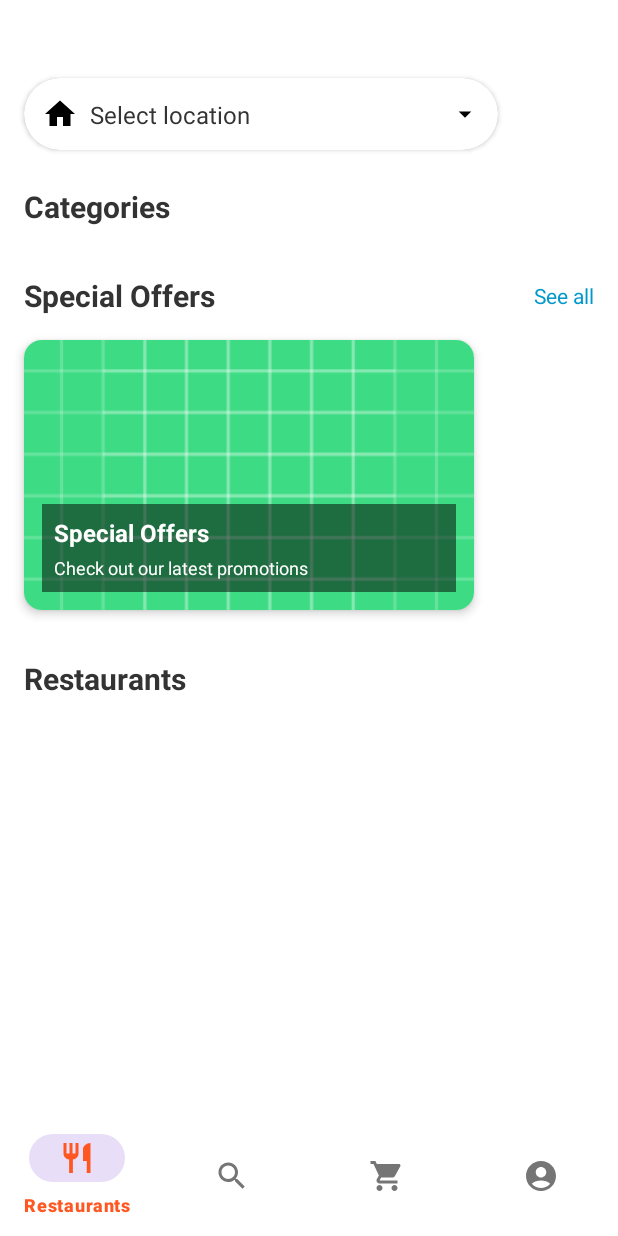
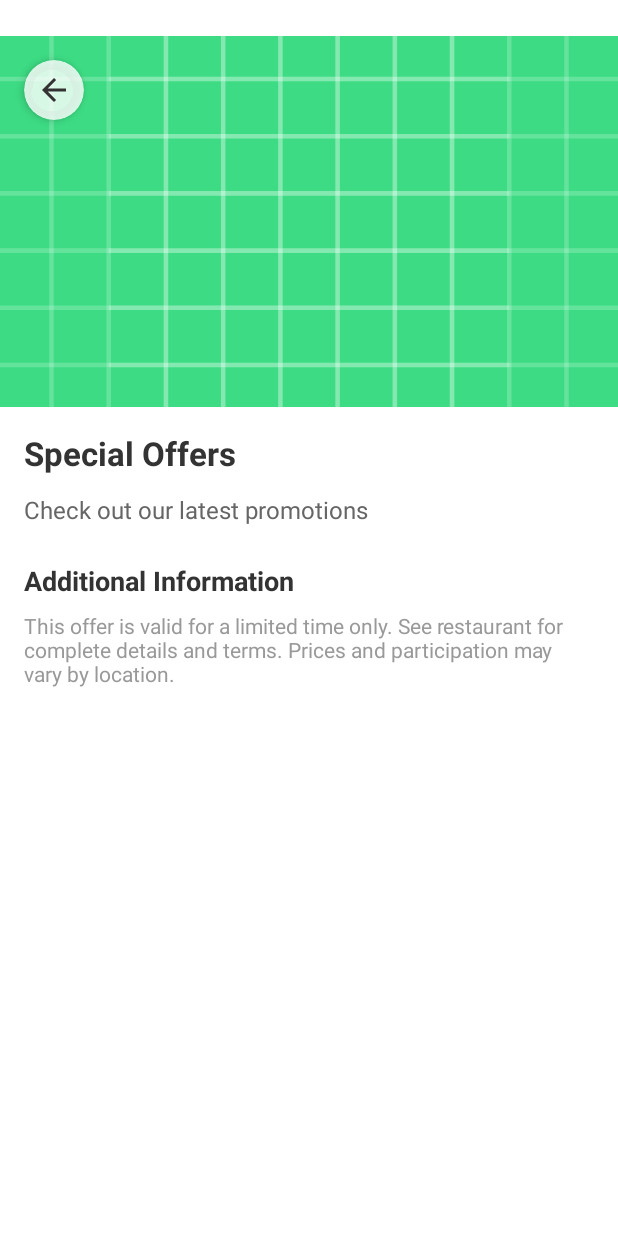
Before and after one commit to Dav1tGegesh1dze/TbcFinalProject, an Android app: the screen it shows after launch (MainActivity), after a tap on "Special Offers", on a phone screen of 412 x 824 dp. Run offline under Robolectric (Android 15) with nearby library versions, the phone set to English and light mode, and no system bars; our stand-ins replace CircleImageView, Dagger/Hilt's generated code, Room's generated code, navigation-ui; libraries missing offline, so code that uses them is left out: com.jakewharton.retrofit2; pictures from the network do not load.

Commit message:
Added adDetails Fragment which shows restaurant deals

```diff
--- a/app/src/main/java/com/example/middlecourseproject/data/restaurant/api/RestaurantApi.kt
+++ b/app/src/main/java/com/example/middlecourseproject/data/restaurant/api/RestaurantApi.kt
@@ -8,6 +8,6 @@ interface RestaurantApi {
     @GET("75dae8de-55a0-4288-a574-bc91a9be52e2")
     suspend fun getRestaurants(): List<RestaurantDto>
 
-    @GET("7aefc786-1e06-4b6c-87a6-20c1ba7a947f")
+    @GET("1a8ccfa6-99d0-4b7b-81f5-9465eb64f871")
     suspend fun getAdBanners(): AdBannersResponse
 }
--- a/app/src/main/java/com/example/middlecourseproject/domain/restaurant/model/AdBanner.kt
+++ b/app/src/main/java/com/example/middlecourseproject/domain/restaurant/model/AdBanner.kt
@@ -1,6 +1,9 @@
 package com.example.middlecourseproject.domain.restaurant.model
 
+import android.os.Parcelable
+import kotlinx.parcelize.Parcelize
 
+@Parcelize
 data class AdBanner(
     val id: String,
     val title: String,
@@ -11,4 +14,4 @@ data class AdBanner(
     val actionType: String,
     val actionTarget: String,
     val backgroundColor: String? = null
-)
+): Parcelable
--- a/app/src/main/java/com/example/middlecourseproject/presentation/base/MainActivity.kt
+++ b/app/src/main/java/com/example/middlecourseproject/presentation/base/MainActivity.kt
@@ -81,7 +81,7 @@ class MainActivity : AppCompatActivity() {
             //change another way cause else Is only 4 fragments other may become more
             when (destination.id) {
                 R.id.loginFragment, R.id.registerFragment,
-                R.id.otpValidation, R.id.detailsFragment,
+                R.id.otpValidation, R.id.detailsFragment, R.id.adDetailFragment,
                 R.id.checkoutFragment, R.id.orderConfirmationFragment, R.id.paymentFragment-> {
                     bottomNavigationView.visibility = View.GONE
                 }
--- a/app/src/main/java/com/example/middlecourseproject/presentation/restaurant/adapter/AdAdapter.kt
+++ /dev/null
@@ -1,116 +0,0 @@
-package com.example.middlecourseproject.presentation.restaurant.adapter
-
-import android.view.LayoutInflater
-import android.view.View
-import android.view.ViewGroup
-import androidx.core.graphics.toColorInt
-import androidx.recyclerview.widget.DiffUtil
-import androidx.recyclerview.widget.ListAdapter
-import androidx.recyclerview.widget.RecyclerView
-import com.bumptech.glide.Glide
-import com.bumptech.glide.load.resource.drawable.DrawableTransitionOptions
-import com.example.middlecourseproject.R
-import com.example.middlecourseproject.databinding.ItemAdBannerBinding
-import com.example.middlecourseproject.domain.restaurant.model.AdBanner
-
-class AdBannerAdapter(
-    private val onAdClicked: (AdBanner) -> Unit
-) : ListAdapter<AdBanner, AdBannerAdapter.AdBannerViewHolder>(AdBannerDiffCallback()) {
-
-    override fun onCreateViewHolder(parent: ViewGroup, viewType: Int): AdBannerViewHolder {
-        val binding = ItemAdBannerBinding.inflate(
-            LayoutInflater.from(parent.context),
-            parent,
-            false
-        )
-        return AdBannerViewHolder(binding)
-    }
-
-    override fun onBindViewHolder(holder: AdBannerViewHolder, position: Int) {
-        val adBanner = getItem(position)
-        holder.bind(adBanner)
-    }
-
-    inner class AdBannerViewHolder(
-        private val binding: ItemAdBannerBinding
-    ) : RecyclerView.ViewHolder(binding.root) {
-
-        init {
-            binding.root.setOnClickListener {
-                val position = bindingAdapterPosition
-                if (position != RecyclerView.NO_POSITION) {
-                    val adBanner = getItem(position)
-                    onAdClicked(adBanner)
-                }
-            }
-        }
-
-        fun bind(adBanner: AdBanner) {
-            binding.tvAdTitle.text = adBanner.title
-            binding.tvAdDescription.text = adBanner.description
-
-            // Set background color if available
-            adBanner.backgroundColor?.let { colorString ->
-                try {
-                    binding.adBannerBackground.setBackgroundColor(colorString.toColorInt())
-                } catch (e: Exception) {
-                    // Use default background if color parsing fails
-                    binding.adBannerBackground.setBackgroundResource(R.color.white)
-                }
-            }
-
-            // Handle different media types
-            when (adBanner.mediaType) {
-                "image", "gif" -> {
-                    binding.ivAdImage.visibility = View.VISIBLE
-                    binding.videoAdContainer.visibility = View.GONE
-
-                    Glide.with(binding.root.context)
-                        .load(adBanner.mediaUrl)
-                        .centerCrop()
-                        .transition(DrawableTransitionOptions.withCrossFade())
-                        .placeholder(R.drawable.ic_launcher_background)
-                        .error(R.drawable.ic_launcher_background)
-                        .into(binding.ivAdImage)
-                }
-                "video" -> {
-                    binding.ivAdImage.visibility = View.GONE
-                    binding.videoAdContainer.visibility = View.VISIBLE
-
-                    // For video thumbnails, we'll just show the thumbnail image for now
-                    // In a real implementation, you'd initialize a video player here
-                    Glide.with(binding.root.context)
-                        .load(adBanner.thumbnailUrl ?: adBanner.mediaUrl)
-                        .centerCrop()
-                        .placeholder(R.drawable.ic_launcher_background)
-                        .error(R.drawable.ic_launcher_background)
-                        .into(binding.videoThumbnail)
-
-                    binding.playButton.visibility = View.VISIBLE
-                }
-                else -> {
-                    // Fallback to image
-                    binding.ivAdImage.visibility = View.VISIBLE
-                    binding.videoAdContainer.visibility = View.GONE
-
-                    Glide.with(binding.root.context)
-                        .load(adBanner.mediaUrl)
-                        .centerCrop()
-                        .placeholder(R.drawable.ic_launcher_background)
-                        .error(R.drawable.ic_launcher_background)
-                        .into(binding.ivAdImage)
-                }
-            }
-        }
-    }
-
-    private class AdBannerDiffCallback : DiffUtil.ItemCallback<AdBanner>() {
-        override fun areItemsTheSame(oldItem: AdBanner, newItem: AdBanner): Boolean {
-            return oldItem.id == newItem.id
-        }
-
-        override fun areContentsTheSame(oldItem: AdBanner, newItem: AdBanner): Boolean {
-            return oldItem == newItem
-        }
-    }
-}
--- /dev/null
+++ b/app/src/main/java/com/example/middlecourseproject/presentation/restaurant/adapter/AdBannerAdapter.kt
@@ -0,0 +1,117 @@
+package com.example.middlecourseproject.presentation.restaurant.adapter
+
+import android.view.LayoutInflater
+import android.view.View
+import android.view.ViewGroup
+import androidx.core.graphics.toColorInt
+import androidx.recyclerview.widget.DiffUtil
+import androidx.recyclerview.widget.ListAdapter
+import androidx.recyclerview.widget.RecyclerView
+import com.bumptech.glide.Glide
+import com.bumptech.glide.load.resource.drawable.DrawableTransitionOptions
+import com.example.middlecourseproject.R
+import com.example.middlecourseproject.databinding.ItemAdBannerBinding
+import com.example.middlecourseproject.domain.restaurant.model.AdBanner
+
+class AdBannerAdapter(
+    private val onAdClicked: (AdBanner) -> Unit
+) : ListAdapter<AdBanner, AdBannerAdapter.AdBannerViewHolder>(AdBannerDiffCallback()) {
+
+    override fun onCreateViewHolder(parent: ViewGroup, viewType: Int): AdBannerViewHolder {
+        val binding = ItemAdBannerBinding.inflate(
+            LayoutInflater.from(parent.context),
+            parent,
+            false
+        )
+        return AdBannerViewHolder(binding)
+    }
+
+    override fun onBindViewHolder(holder: AdBannerViewHolder, position: Int) {
+        val adBanner = getItem(position)
+        holder.bind(adBanner)
+    }
+
+    inner class AdBannerViewHolder(
+        private val binding: ItemAdBannerBinding
+    ) : RecyclerView.ViewHolder(binding.root) {
+
+        init {
+            binding.root.setOnClickListener {
+                val position = bindingAdapterPosition
+                if (position != RecyclerView.NO_POSITION) {
+                    val adBanner = getItem(position)
+                    onAdClicked(adBanner)  // Pass the entire AdBanner object
+                }
+            }
+        }
+
+        fun bind(adBanner: AdBanner) {
+            binding.tvAdTitle.text = adBanner.title
+
+            // Remove the description - just show title
+            binding.tvAdDescription.visibility = View.GONE
+
+            // Set background color if available
+            adBanner.backgroundColor?.let { colorString ->
+                try {
+                    binding.adBannerBackground.setBackgroundColor(colorString.toColorInt())
+                } catch (e: Exception) {
+                    // Use default background if color parsing fails
+                    binding.adBannerBackground.setBackgroundResource(R.color.white)
+                }
+            }
+
+            // Handle different media types
+            when (adBanner.mediaType) {
+                "image", "gif" -> {
+                    binding.ivAdImage.visibility = View.VISIBLE
+                    binding.videoAdContainer.visibility = View.GONE
+
+                    Glide.with(binding.root.context)
+                        .load(adBanner.mediaUrl)
+                        .centerCrop()
+                        .transition(DrawableTransitionOptions.withCrossFade())
+                        .placeholder(R.drawable.ic_launcher_background)
+                        .error(R.drawable.ic_launcher_background)
+                        .into(binding.ivAdImage)
+                }
+                "video" -> {
+                    binding.ivAdImage.visibility = View.GONE
+                    binding.videoAdContainer.visibility = View.VISIBLE
+
+                    // For video thumbnails, we'll just show the thumbnail image for now
+                    Glide.with(binding.root.context)
+                        .load(adBanner.thumbnailUrl ?: adBanner.mediaUrl)
+                        .centerCrop()
+                        .placeholder(R.drawable.ic_launcher_background)
+                        .error(R.drawable.ic_launcher_background)
+                        .into(binding.videoThumbnail)
+
+                    binding.playButton.visibility = View.VISIBLE
+                }
+                else -> {
+                    // Fallback to image
+                    binding.ivAdImage.visibility = View.VISIBLE
+                    binding.videoAdContainer.visibility = View.GONE
+
+                    Glide.with(binding.root.context)
+                        .load(adBanner.mediaUrl)
+                        .centerCrop()
+                        .placeholder(R.drawable.ic_launcher_background)
+                        .error(R.drawable.ic_launcher_background)
+                        .into(binding.ivAdImage)
+                }
+            }
+        }
+    }
+
+    private class AdBannerDiffCallback : DiffUtil.ItemCallback<AdBanner>() {
+        override fun areItemsTheSame(oldItem: AdBanner, newItem: AdBanner): Boolean {
+            return oldItem.id == newItem.id
+        }
+
+        override fun areContentsTheSame(oldItem: AdBanner, newItem: AdBanner): Boolean {
+            return oldItem == newItem
+        }
+    }
+}
--- /dev/null
+++ b/app/src/main/java/com/example/middlecourseproject/presentation/restaurant/fragment/AdDetailFragment.kt
@@ -0,0 +1,54 @@
+package com.example.middlecourseproject.presentation.restaurant.fragment
+
+import android.os.Bundle
+import android.view.View
+import androidx.navigation.fragment.findNavController
+import androidx.navigation.fragment.navArgs
+import com.bumptech.glide.Glide
+import com.example.middlecourseproject.R
+import com.example.middlecourseproject.databinding.FragmentAdDetailBinding
+import com.example.middlecourseproject.presentation.base.BaseFragment
+import dagger.hilt.android.AndroidEntryPoint
+
+@AndroidEntryPoint
+class AdDetailFragment : BaseFragment<FragmentAdDetailBinding>(
+    FragmentAdDetailBinding::inflate
+) {
+    private val args: AdDetailFragmentArgs by navArgs()
+
+    override fun onViewCreated(view: View, savedInstanceState: Bundle?) {
+        super.onViewCreated(view, savedInstanceState)
+    }
+
+    override fun start() {
+        setupUI()
+        setupBackButton()
+    }
+
+    private fun setupUI() {
+        val adBanner = args.adBanner
+
+        // Set title and description
+        binding.tvAdTitle.text = adBanner.title
+        binding.tvAdDescription.text = adBanner.description
+
+        // Hide the action button since we don't want it to be clickable
+        binding.btnAction.visibility = View.GONE
+
+        // Show static image
+        binding.ivAdImage.visibility = View.VISIBLE
+        binding.videoContainer.visibility = View.GONE
+
+        // Load image - keep it simple
+        Glide.with(requireContext())
+            .load(adBanner.thumbnailUrl ?: adBanner.mediaUrl)
+            .placeholder(R.drawable.ic_launcher_background)
+            .into(binding.ivAdImage)
+    }
+
+    private fun setupBackButton() {
+        binding.btnBack.setOnClickListener {
+            findNavController().navigateUp()
+        }
+    }
+}
--- a/app/src/main/java/com/example/middlecourseproject/presentation/restaurant/fragment/RestaurantFragment.kt
+++ b/app/src/main/java/com/example/middlecourseproject/presentation/restaurant/fragment/RestaurantFragment.kt
@@ -7,6 +7,7 @@ import android.os.Build
 import android.os.Bundle
 import android.os.Handler
 import android.os.Looper
+import android.util.Log
 import android.view.View
 import android.widget.Toast
 import androidx.activity.result.contract.ActivityResultContracts
@@ -219,45 +220,14 @@ class RestaurantFragment : BaseFragment<FragmentRestaurantBinding>(
         }
     }
 
+
     private fun handleAdBannerClick(adBanner: AdBanner) {
-        // Handle different action types
-        when (adBanner.actionType) {
-            "restaurant" -> {
-                // Navigate to restaurant details
-                val restaurantId = adBanner.actionTarget
-                viewModel.onEvent(RestaurantEvent.RestaurantSelected(restaurantId))
-            }
-            "category" -> {
-                // Navigate to category
-                val categoryId = adBanner.actionTarget
-                viewModel.onEvent(RestaurantEvent.CategorySelected(categoryId))
-            }
-            "promo" -> {
-                // Handle promo code or special offer
-                Toast.makeText(
-                    requireContext(),
-                    "Promo applied: ${adBanner.title}",
-                    Toast.LENGTH_SHORT
-                ).show()
-                // You might want to pass the promo code to a service or viewmodel
-            }
-            "collection" -> {
-                // Navigate to a collection (future feature)
-                Toast.makeText(
-                    requireContext(),
-                    "Viewing collection: ${adBanner.title}",
-                    Toast.LENGTH_SHORT
-                ).show()
-            }
-            else -> {
-                // Default action - just show details
-                Toast.makeText(
-                    requireContext(),
-                    adBanner.description,
-                    Toast.LENGTH_LONG
-                ).show()
-            }
-        }
+        // Tell the ViewModel about the selection if needed
+        viewModel.onEvent(RestaurantEvent.AdBannerSelected(adBanner.id))
+
+        // Use the generated NavDirections class
+        val action = RestaurantFragmentDirections.actionRestaurantFragmentToAdDetailFragment(adBanner)
+        findNavController().navigate(action)
     }
 
     private fun showLocationBottomSheet() {
--- a/app/src/main/java/com/example/middlecourseproject/presentation/restaurant/viewmodel/RestaurantViewModel.kt
+++ b/app/src/main/java/com/example/middlecourseproject/presentation/restaurant/viewmodel/RestaurantViewModel.kt
@@ -57,18 +57,8 @@ class RestaurantViewModel @Inject constructor(
             }
 
             is RestaurantEvent.AdBannerSelected -> {
-                // Handle ad banner click here
-                val adBanner = _state.value.adBanners.find { it.id == event.adId }
-                adBanner?.let { banner ->
-                    when (banner.actionType) {
-                        "restaurant" -> {
-                            // If the action type is restaurant, we can use the actionTarget as restaurantId
-                            val restaurantId = banner.actionTarget
-                            // Future implementation: Navigate to restaurant details
-                        }
-                        // Handle other action types as needed
-                    }
-                }
+                // Do nothing - we only want to display the details
+                // The navigation to the detail screen is handled directly in the fragment
             }
 
             is RestaurantEvent.LocationUpdated -> {
--- /dev/null
+++ b/app/src/main/res/layout/fragment_ad_detail.xml
@@ -0,0 +1,152 @@
+<?xml version="1.0" encoding="utf-8"?>
+<androidx.constraintlayout.widget.ConstraintLayout xmlns:android="http://schemas.android.com/apk/res/android"
+    xmlns:app="http://schemas.android.com/apk/res-auto"
+    xmlns:tools="http://schemas.android.com/tools"
+    android:layout_width="match_parent"
+    android:layout_height="match_parent"
+    android:background="@android:color/white">
+
+    <!-- Status Bar Space - this will push content down -->
+    <Space
+        android:id="@+id/statusBarSpace"
+        android:layout_width="match_parent"
+        android:layout_height="24dp"
+        app:layout_constraintTop_toTopOf="parent"/>
+
+    <!-- Main Image View - now below the space -->
+    <ImageView
+        android:id="@+id/ivAdImage"
+        android:layout_width="match_parent"
+        android:layout_height="0dp"
+        android:scaleType="centerCrop"
+        android:background="#EEEEEE"
+        app:layout_constraintHeight_percent="0.3"
+        app:layout_constraintEnd_toEndOf="parent"
+        app:layout_constraintStart_toStartOf="parent"
+        app:layout_constraintTop_toBottomOf="@id/statusBarSpace" />
+
+    <!-- Video Container -->
+    <FrameLayout
+        android:id="@+id/videoContainer"
+        android:layout_width="match_parent"
+        android:layout_height="0dp"
+        android:visibility="gone"
+        app:layout_constraintHeight_percent="0.3"
+        app:layout_constraintEnd_toEndOf="parent"
+        app:layout_constraintStart_toStartOf="parent"
+        app:layout_constraintTop_toBottomOf="@id/statusBarSpace">
+
+        <!-- Video Thumbnail -->
+        <ImageView
+            android:id="@+id/videoThumbnail"
+            android:layout_width="match_parent"
+            android:layout_height="match_parent"
+            android:scaleType="centerCrop" />
+
+        <!-- Play Button -->
+        <ImageButton
+            android:id="@+id/btnPlay"
+            android:layout_width="60dp"
+            android:layout_height="60dp"
+            android:layout_gravity="center"
+            android:background="@android:drawable/dialog_holo_light_frame"
+            android:contentDescription="Play video"
+            android:padding="8dp"
+            android:src="@android:drawable/ic_media_play"
+            android:tint="@android:color/white" />
+    </FrameLayout>
+
+    <!-- Back button with circular background -->
+    <androidx.cardview.widget.CardView
+        android:id="@+id/btnBack"
+        android:layout_width="40dp"
+        android:layout_height="40dp"
+        android:layout_margin="16dp"
+        android:clickable="true"
+        android:focusable="true"
+        android:foreground="?android:attr/selectableItemBackground"
+        app:cardBackgroundColor="#CCFFFFFF"
+        app:cardCornerRadius="20dp"
+        app:cardElevation="4dp"
+        app:layout_constraintStart_toStartOf="parent"
+        app:layout_constraintTop_toBottomOf="@id/statusBarSpace">
+
+        <ImageView
+            android:layout_width="24dp"
+            android:layout_height="24dp"
+            android:layout_gravity="center"
+            android:src="@drawable/ic_arrow_back"
+            android:tint="#333333" />
+    </androidx.cardview.widget.CardView>
+
+    <!-- Content -->
+    <androidx.core.widget.NestedScrollView
+        android:layout_width="match_parent"
+        android:layout_height="0dp"
+        app:layout_constraintBottom_toBottomOf="parent"
+        app:layout_constraintEnd_toEndOf="parent"
+        app:layout_constraintStart_toStartOf="parent"
+        app:layout_constraintTop_toBottomOf="@id/ivAdImage">
+
+        <LinearLayout
+            android:layout_width="match_parent"
+            android:layout_height="wrap_content"
+            android:orientation="vertical"
+            android:padding="16dp">
+
+            <!-- Title -->
+            <TextView
+                android:id="@+id/tvAdTitle"
+                android:layout_width="match_parent"
+                android:layout_height="wrap_content"
+                android:textColor="#333333"
+                android:textSize="22sp"
+                android:textStyle="bold"
+                tools:text="Taco Fiesta Time 🌮" />
+
+            <!-- Description -->
+            <TextView
+                android:id="@+id/tvAdDescription"
+                android:layout_width="match_parent"
+                android:layout_height="wrap_content"
+                android:layout_marginTop="12dp"
+                android:lineSpacingExtra="4dp"
+                android:textColor="#666666"
+                android:textSize="16sp"
+                tools:text="Craving bold flavors? Try our new taco collection – spicy, savory, and made to order. It's a fiesta in every bite!" />
+
+            <!-- Action Button -->
+            <com.google.android.material.button.MaterialButton
+                android:id="@+id/btnAction"
+                android:layout_width="match_parent"
+                android:layout_height="wrap_content"
+                android:layout_marginTop="20dp"
+                android:paddingVertical="12dp"
+                android:text="Get This Offer"
+                android:textAllCaps="false"
+                android:textSize="16sp"
+                android:visibility="gone"
+                app:cornerRadius="8dp" />
+
+            <!-- Terms and Conditions -->
+            <TextView
+                android:id="@+id/tvTermsTitle"
+                android:layout_width="match_parent"
+                android:layout_height="wrap_content"
+                android:layout_marginTop="24dp"
+                android:text="Additional Information"
+                android:textColor="#333333"
+                android:textSize="18sp"
+                android:textStyle="bold" />
+
+            <TextView
+                android:id="@+id/tvTerms"
+                android:layout_width="match_parent"
+                android:layout_height="wrap_content"
+                android:layout_marginTop="8dp"
+                android:text="This offer is valid for a limited time only. See restaurant for complete details and terms. Prices and participation may vary by location."
+                android:textColor="#999999"
+                android:textSize="14sp" />
+        </LinearLayout>
+    </androidx.core.widget.NestedScrollView>
+</androidx.constraintlayout.widget.ConstraintLayout>
--- a/app/src/main/res/navigation/nav_graph.xml
+++ b/app/src/main/res/navigation/nav_graph.xml
@@ -79,6 +79,9 @@
         <action
             android:id="@+id/action_restaurantFragment_to_orderConfirmationFragment"
             app:destination="@id/orderConfirmationFragment" />
+        <action
+            android:id="@+id/action_restaurantFragment_to_adDetailFragment"
+            app:destination="@id/adDetailFragment" />
     </fragment>
 
     <fragment
@@ -135,5 +138,14 @@
         android:id="@+id/paymentFragment"
         android:name="com.example.middlecourseproject.presentation.checkout.fragment.PaymentFragment"
         android:label="PaymentFragment" />
+    <fragment
+        android:id="@+id/adDetailFragment"
+        android:name="com.example.middlecourseproject.presentation.restaurant.fragment.AdDetailFragment"
+        android:label="AdDetailFragment">
+
+        <argument
+            android:name="adBanner"
+            app:argType="com.example.middlecourseproject.domain.restaurant.model.AdBanner" />
+    </fragment>
 
 </navigation>
--- a/app/src/main/res/values/strings.xml
+++ b/app/src/main/res/values/strings.xml
@@ -180,5 +180,4 @@
     <string name="default_notification_channel_id">order_status_channel</string>
 
 
-
 </resources>
```
Also changed, not shown: 2 other files.
